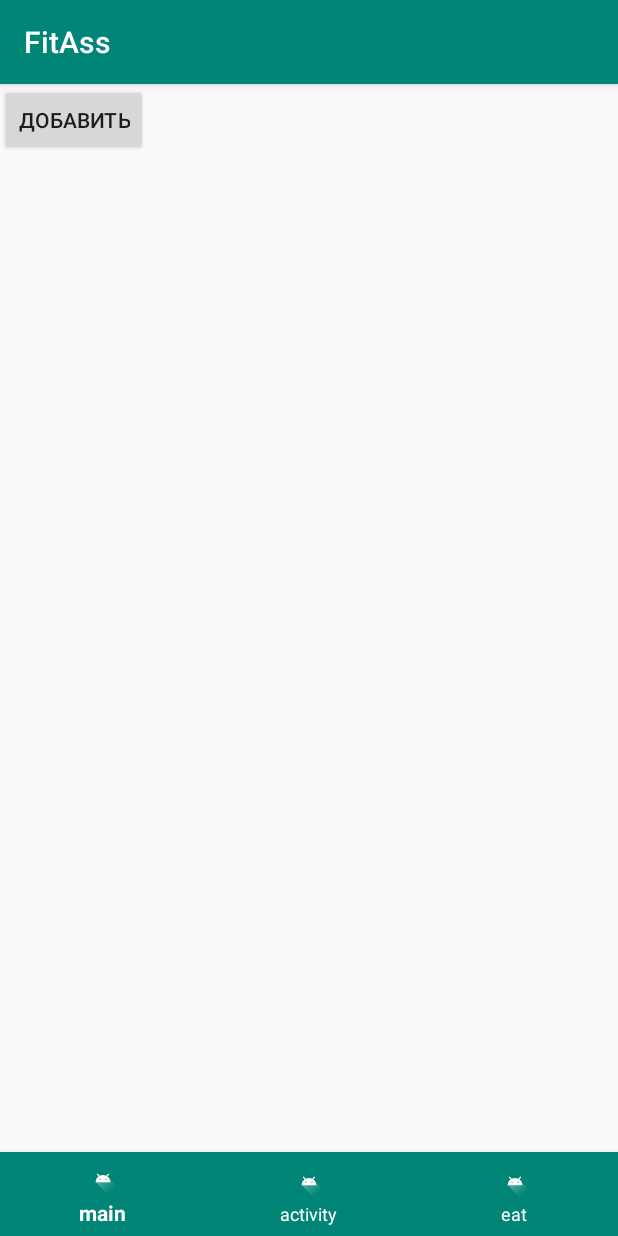
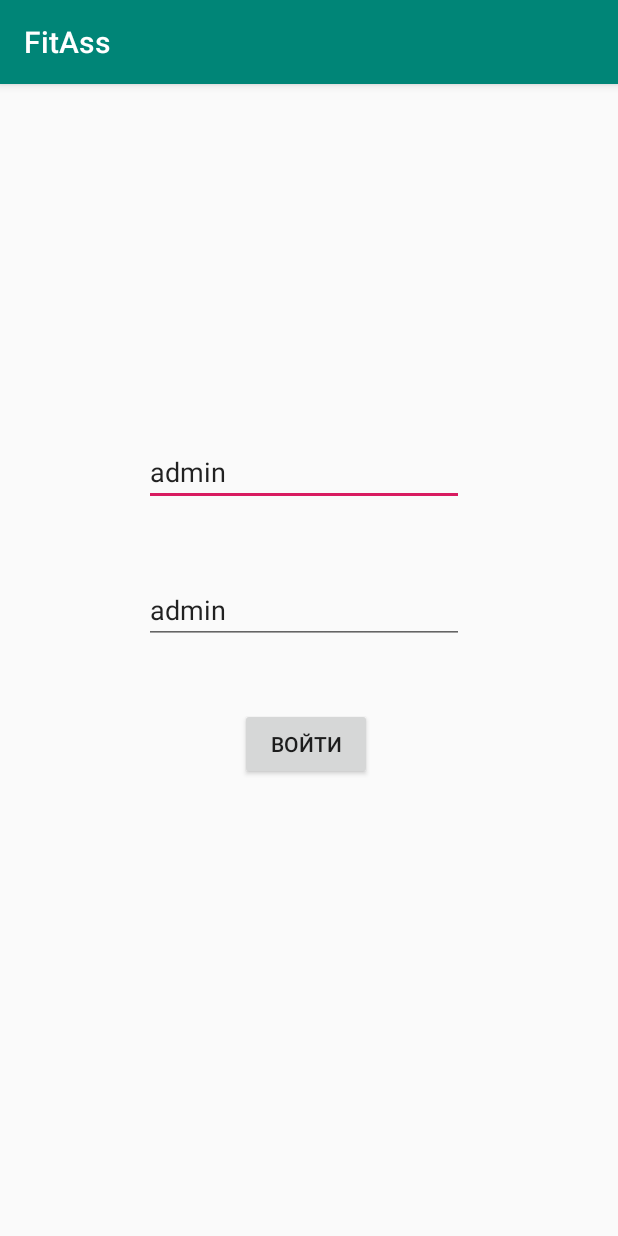
Before and after one commit to kononendima/diplom, an Android app: the screen it shows after launch (MainActivity before the commit, SignIn after it), on a phone screen of 412 x 824 dp. Run offline under Robolectric (Android 15) with nearby library versions, the phone set to English and light mode, and no system bars.

Commit message:
коммит

```diff
--- a/app/build.gradle
+++ b/app/build.gradle
@@ -34,9 +34,9 @@ dependencies {
     implementation 'com.google.android.material:material:1.1.0'
     implementation 'com.google.android.material:material:1.1.0-alpha10'
     implementation 'androidx.recyclerview:recyclerview:1.1.0'
-    debugCompile 'com.amitshekhar.android:debug-db:1.0.0'//Штука для просмотра базы данных через хром (айпи телефона, потом:8080)
+    debugCompile 'com.amitshekhar.android:debug-db:1.0.0'
+//Штука для просмотра базы данных через хром (айпи телефона, потом:8080)
     implementation 'androidx.core:core:1.2.0'
-    implementation 'com.android.support:appcompat-v7:28.0.0'
 
 
 }
--- a/app/src/main/java/com/example/fitass/BottomBar.java
+++ b/app/src/main/java/com/example/fitass/BottomBar.java
@@ -8,6 +8,7 @@ import android.widget.Button;
 
 import androidx.annotation.NonNull;
 
+import com.example.fitass.activitypage.ActivityList;
 import com.example.fitass.eatlist.EatList;
 import com.google.android.material.bottomnavigation.BottomNavigationView;
 
@@ -30,7 +31,7 @@ public class BottomBar {
                     case R.id.ic_main:
                         break;
                     case R.id.ic_activity:
-                        b=new Intent(context,ActivityList.class);
+                        b=new Intent(context, ActivityList.class);
                         context.startActivity(b);
                         break;
                     case R.id.ic_eat:
--- a/app/src/main/java/com/example/fitass/MainActivity.java
+++ b/app/src/main/java/com/example/fitass/MainActivity.java
@@ -3,7 +3,9 @@ package com.example.fitass;
 import androidx.annotation.NonNull;
 import androidx.appcompat.app.AppCompatActivity;
 
+import android.content.Context;
 import android.content.Intent;
+import android.database.sqlite.SQLiteDatabase;
 import android.os.Bundle;
 import android.view.Menu;
 import android.view.MenuItem;
@@ -24,6 +26,10 @@ public class MainActivity extends AppCompatActivity {
         BottomNavigationView navigation = (BottomNavigationView) findViewById(R.id.bottom_navigation);
         BottomBar bottomBar=new BottomBar(navigation,this);
         bottomBar.Buttom();
+      //  this.deleteDatabase("DataBase.db");
+        SQLiteDatabase mDatabase=new
+                DataBaseHelper(this).getWritableDatabase();
+
 
 
     }
--- a/app/src/main/java/com/example/fitass/JsonPlaceHolder.java
+++ b/app/src/main/java/com/example/fitass/activitypage/JsonPlaceHolder.java
@@ -1,4 +1,4 @@
-package com.example.fitass;
+package com.example.fitass.activitypage;
 
 import java.util.List;
 
--- a/app/src/main/java/com/example/fitass/MyRetrofit.java
+++ b/app/src/main/java/com/example/fitass/activitypage/MyRetrofit.java
@@ -1,4 +1,4 @@
-package com.example.fitass;
+package com.example.fitass.activitypage;
 
 import retrofit2.Retrofit;
 import retrofit2.converter.gson.GsonConverterFactory;
--- a/app/src/main/java/com/example/fitass/Post.java
+++ b/app/src/main/java/com/example/fitass/activitypage/Post.java
@@ -1,4 +1,4 @@
-package com.example.fitass;
+package com.example.fitass.activitypage;
 
 import com.google.gson.annotations.SerializedName;
 
--- a/app/src/main/java/com/example/fitass/eatlist/EatItemManager.java
+++ b/app/src/main/java/com/example/fitass/eatlist/EatItemManager.java
@@ -30,7 +30,7 @@ public class EatItemManager {
         mDatabase=new
                 DataBaseHelper(mContext).getWritableDatabase();
     }
-    private EatCursorWrapper getEatItemsCursor(String whereClause,//Получаем объект(курсор) до первой строки
+    private EatCursorWrapper getEatItemsCursor(String whereClause,//Имеем объект(курсор) до первой строки
                                               String[] wereArgs){
         Cursor cursor=mDatabase.query(EatItem.TABLE_NAME,
                 null,whereClause,wereArgs,null,null,null);
--- /dev/null
+++ b/app/src/main/java/com/example/fitass/login/SignIn.java
@@ -0,0 +1,49 @@
+package com.example.fitass.login;
+
+import androidx.appcompat.app.AppCompatActivity;
+
+import android.content.Intent;
+import android.os.Bundle;
+import android.view.View;
+import android.widget.Button;
+import android.widget.EditText;
+
+import com.example.fitass.MainActivity;
+import com.example.fitass.R;
+import com.example.fitass.User;
+import com.example.fitass.UserManager;
+
+public class SignIn extends AppCompatActivity implements View.OnClickListener {
+    EditText editTextLogin,editTextPassword;
+    @Override
+    protected void onCreate(Bundle savedInstanceState) {
+        super.onCreate(savedInstanceState);
+        setContentView(R.layout.activity_sign_in);
+        editTextLogin=(EditText)findViewById(R.id.activity_sign_id_EditTextLogin);
+        editTextPassword=(EditText)findViewById(R.id.activity_sign_id_EditTextPassword);
+        Button btn=(Button)findViewById(R.id.activity_sign_id_btnEntrance);
+        btn.setOnClickListener(this);
+
+
+    }
+
+    @Override
+    public void onClick(View v) {
+        switch (v.getId()){
+            case R.id.activity_sign_id_btnEntrance:
+                String login=editTextLogin.getText().toString();
+                String password=editTextPassword.getText().toString();
+                UserManager userManager=new UserManager(this);
+
+                User user= userManager.entrance(login,password);
+
+                String b=user.getLogin();
+                String c=user.getPassword();
+                if(b.equals(login) && c.equals(password)){
+                    Intent intent=new Intent(this, MainActivity.class);
+                    startActivity(intent);
+                }
+                break;
+        }
+    }
+}
--- /dev/null
+++ b/app/src/main/res/layout/activity_sign_in.xml
@@ -0,0 +1,45 @@
+<?xml version="1.0" encoding="utf-8"?>
+<androidx.constraintlayout.widget.ConstraintLayout xmlns:android="http://schemas.android.com/apk/res/android"
+    xmlns:app="http://schemas.android.com/apk/res-auto"
+    xmlns:tools="http://schemas.android.com/tools"
+    android:layout_width="match_parent"
+    android:layout_height="match_parent"
+    tools:context=".login.SignIn">
+
+    <EditText
+        android:id="@+id/activity_sign_id_EditTextLogin"
+        android:layout_width="wrap_content"
+        android:layout_height="wrap_content"
+        android:layout_marginStart="96dp"
+        android:layout_marginTop="236dp"
+        android:ems="10"
+        android:hint="Login"
+        android:inputType="textPersonName"
+        android:text="admin"
+        app:layout_constraintStart_toStartOf="parent"
+        app:layout_constraintTop_toTopOf="parent" />
+
+    <EditText
+        android:id="@+id/activity_sign_id_EditTextPassword"
+        android:layout_width="wrap_content"
+        android:layout_height="wrap_content"
+        android:layout_marginStart="96dp"
+        android:layout_marginTop="328dp"
+        android:ems="10"
+        android:hint="Password"
+        android:inputType="textPersonName"
+        android:text="admin"
+        app:layout_constraintStart_toStartOf="parent"
+        app:layout_constraintTop_toTopOf="parent" />
+
+    <Button
+        android:id="@+id/activity_sign_id_btnEntrance"
+        android:layout_width="wrap_content"
+        android:layout_height="wrap_content"
+        android:layout_marginStart="160dp"
+        android:layout_marginTop="416dp"
+        android:text="Войти"
+        app:layout_constraintStart_toStartOf="parent"
+        app:layout_constraintTop_toTopOf="parent" />
+
+</androidx.constraintlayout.widget.ConstraintLayout>
```
Also changed, not shown: app/src/main/AndroidManifest.xml (+6 -3 lines), app/src/main/java/com/example/fitass/DataBaseHelper.java (+10 -0 lines), app/src/main/java/com/example/fitass/User.java (added, +113 -0 lines), app/src/main/java/com/example/fitass/UserManager.java (added, +53 -0 lines), app/src/main/java/com/example/fitass/activitypage/ActivityList.java (renamed from app/src/main/java/com/example/fitass/ActivityList.java, +8 -2 lines), app/src/main/res/layout/activity_list.xml (+20 -2 lines).
